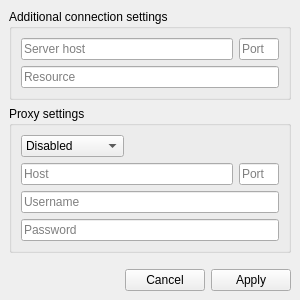
KrusnikViers/SimpleJabber, file ui/login_widget.ui: the form before one commit.
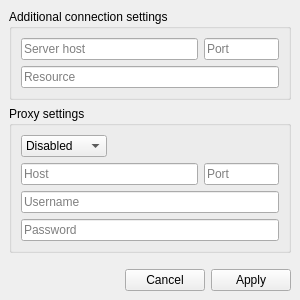
The form after the commit. The open tabs and pages were chosen to show the change.

Commit message: Fields filling on LoginWidget.

Diff of the .ui file:
```diff
--- a/ui/login_widget.ui
+++ b/ui/login_widget.ui
@@ -162,18 +162,21 @@
             <property name="placeholderText">
              <string>Server host</string>
             </property>
+            <property name="clearButtonEnabled">
+             <bool>true</bool>
+            </property>
            </widget>
           </item>
           <item row="0" column="1">
            <widget class="QLineEdit" name="server_port_edit">
             <property name="maximumSize">
              <size>
-              <width>40</width>
+              <width>75</width>
               <height>16777215</height>
              </size>
             </property>
             <property name="inputMask">
-             <string/>
+             <string>00000</string>
             </property>
             <property name="text">
              <string/>
@@ -184,6 +187,9 @@
             <property name="placeholderText">
              <string>Port</string>
             </property>
+            <property name="clearButtonEnabled">
+             <bool>true</bool>
+            </property>
            </widget>
           </item>
           <item row="1" column="0" colspan="2">
@@ -239,18 +245,21 @@
             <property name="placeholderText">
              <string>Host</string>
             </property>
+            <property name="clearButtonEnabled">
+             <bool>true</bool>
+            </property>
            </widget>
           </item>
           <item row="1" column="2">
            <widget class="QLineEdit" name="proxy_port_edit">
             <property name="maximumSize">
              <size>
-              <width>40</width>
+              <width>75</width>
               <height>16777215</height>
              </size>
             </property>
             <property name="inputMask">
-             <string/>
+             <string>00000</string>
             </property>
             <property name="text">
              <string/>
@@ -261,6 +270,9 @@
             <property name="placeholderText">
              <string>Port</string>
             </property>
+            <property name="clearButtonEnabled">
+             <bool>true</bool>
+            </property>
            </widget>
           </item>
           <item row="2" column="0" colspan="3">
```
Left out of the diff: 11 changed lines with no effect on the pictures. The commit also changes 4 other files.
